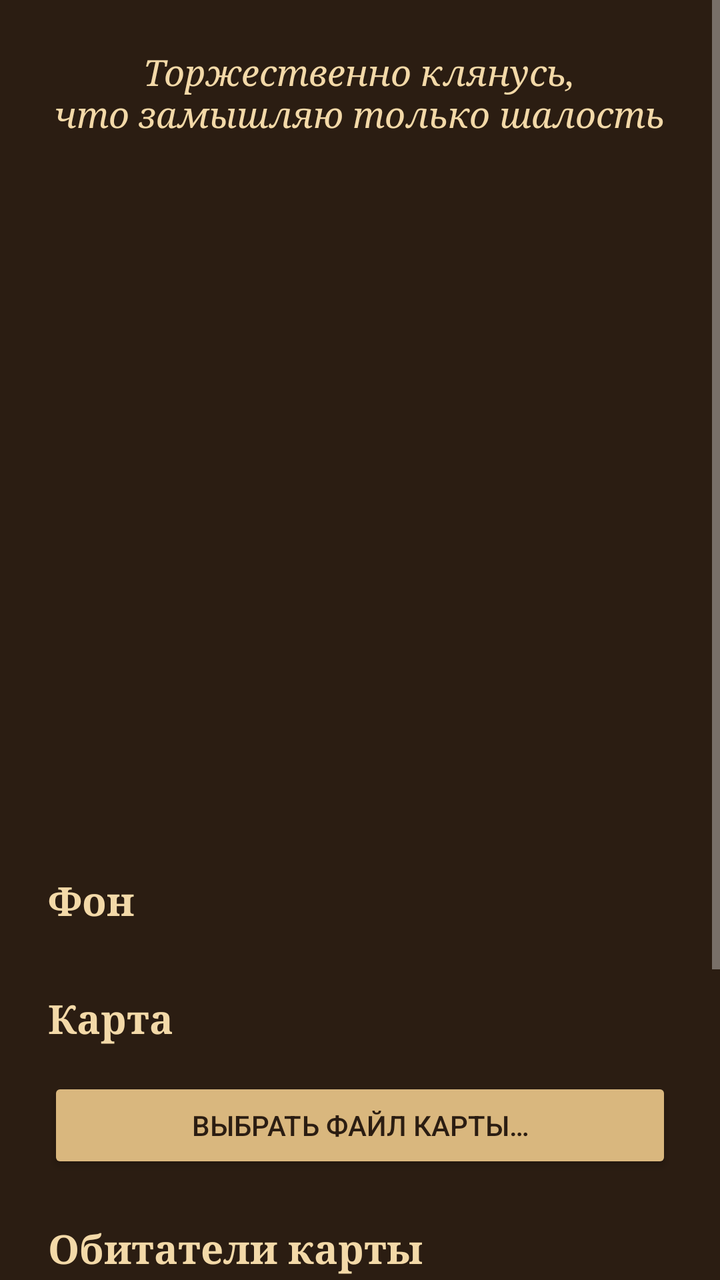
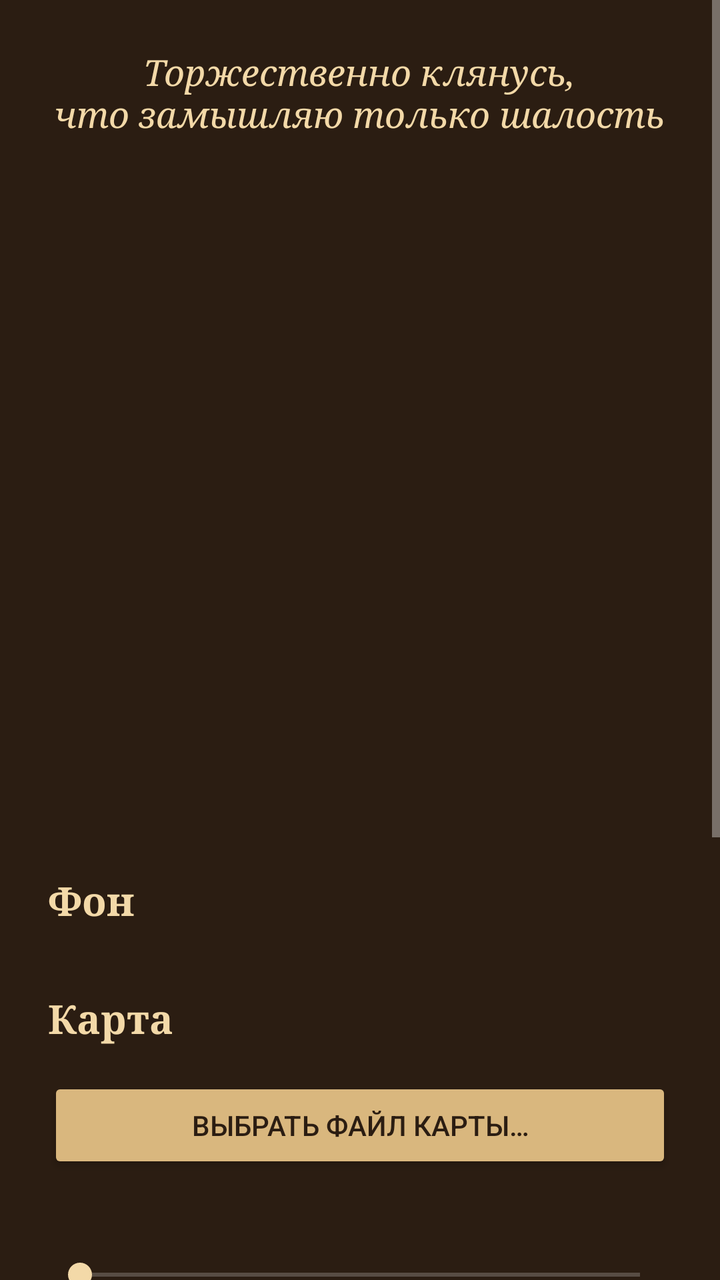

Two renders of the same Android screen: before a commit and after it. Below are the layout's source before the change and the commit's diff.
<!-- AndroidManifest.xml: application theme Theme.MaraudersMap -->
<!-- res/layout/activity_settings.xml -->
<?xml version="1.0" encoding="utf-8"?>
<ScrollView xmlns:android="http://schemas.android.com/apk/res/android"
    android:layout_width="match_parent"
    android:layout_height="match_parent"
    android:background="@color/ink"
    android:fitsSystemWindows="true">

    <LinearLayout
        android:layout_width="match_parent"
        android:layout_height="wrap_content"
        android:orientation="vertical"
        android:padding="24dp">

        <TextView
            android:layout_width="wrap_content"
            android:layout_height="wrap_content"
            android:layout_gravity="center_horizontal"
            android:fontFamily="serif"
            android:gravity="center"
            android:text="@string/oath"
            android:textColor="@color/parchment"
            android:textSize="18sp"
            android:textStyle="italic" />

        <ImageView
            android:id="@+id/preview"
            android:layout_width="wrap_content"
            android:layout_height="320dp"
            android:layout_gravity="center_horizontal"
            android:layout_marginTop="24dp"
            android:adjustViewBounds="true"
            android:contentDescription="@string/preview_description"
            android:scaleType="fitCenter" />

        <TextView
            android:layout_width="wrap_content"
            android:layout_height="wrap_content"
            android:layout_marginTop="24dp"
            android:fontFamily="serif"
            android:text="@string/background_title"
            android:textColor="@color/parchment"
            android:textSize="20sp"
            android:textStyle="bold" />

        <RadioGroup
            android:id="@+id/background_group"
            android:layout_width="match_parent"
            android:layout_height="wrap_content"
            android:layout_marginTop="8dp" />

        <Button
            android:id="@+id/pick_image"
            android:layout_width="match_parent"
            android:layout_height="wrap_content"
            android:layout_marginTop="8dp"
            android:backgroundTint="@color/parchment"
            android:text="@string/pick_image"
            android:textColor="@color/ink"
            android:visibility="gone" />

        <TextView
            android:layout_width="wrap_content"
            android:layout_height="wrap_content"
            android:layout_marginTop="24dp"
            android:fontFamily="serif"
            android:text="@string/map_title"
            android:textColor="@color/parchment"
            android:textSize="20sp"
            android:textStyle="bold" />

        <RadioGroup
            android:id="@+id/map_group"
            android:layout_width="match_parent"
            android:layout_height="wrap_content"
            android:layout_marginTop="8dp" />

        <TextView
            android:id="@+id/map_custom_name"
            android:layout_width="match_parent"
            android:layout_height="wrap_content"
            android:layout_marginTop="4dp"
            android:textColor="@color/parchment_dark"
            android:textSize="14sp"
            android:visibility="gone" />

        <Button
            android:id="@+id/pick_map"
            android:layout_width="match_parent"
            android:layout_height="wrap_content"
            android:layout_marginTop="8dp"
            android:backgroundTint="@color/parchment_dark"
            android:text="@string/map_pick"
            android:textColor="@color/ink" />

        <TextView
            android:layout_width="wrap_content"
            android:layout_height="wrap_content"
            android:layout_marginTop="24dp"
            android:fontFamily="serif"
            android:text="@string/creatures_title"
            android:textColor="@color/parchment"
            android:textSize="20sp"
            android:textStyle="bold" />

        <TextView
            android:id="@+id/traveler_count_label"
            android:layout_width="wrap_content"
            android:layout_height="wrap_content"
            android:layout_marginTop="8dp"
            android:textColor="@color/parchment"
            android:textSize="16sp" />

        <SeekBar
            android:id="@+id/traveler_count"
            android:layout_width="match_parent"
            android:layout_height="wrap_content"
            android:layout_marginTop="4dp"
            android:progressTint="@color/parchment"
            android:thumbTint="@color/parchment" />

        <TextView
            android:id="@+id/dementor_count_label"
            android:layout_width="wrap_content"
            android:layout_height="wrap_content"
            android:layout_marginTop="16dp"
            android:textColor="@color/parchment"
            android:textSize="16sp" />

        <SeekBar
            android:id="@+id/dementor_count"
            android:layout_width="match_parent"
            android:layout_height="wrap_content"
            android:layout_marginTop="4dp"
            android:progressTint="@color/parchment"
            android:thumbTint="@color/parchment" />

        <Button
            android:id="@+id/set_wallpaper"
            android:layout_width="match_parent"
            android:layout_height="wrap_content"
            android:layout_marginTop="24dp"
            android:backgroundTint="@color/parchment_dark"
            android:text="@string/set_wallpaper"
            android:textColor="@color/ink" />
    </LinearLayout>
</ScrollView>
<!-- resources referenced by this layout -->
<resources>
  <color name="ink">#FF2B1D12</color>
  <color name="parchment">#FFF3D9A8</color>
  <color name="parchment_dark">#FFD9B77E</color>
  <string name="background_title">Фон</string>
  <string name="creatures_title">Обитатели карты</string>
  <string name="map_pick">Выбрать файл карты…</string>
  <string name="map_title">Карта</string>
  <string name="oath">Торжественно клянусь,\nчто замышляю только шалость</string>
  <string name="pick_image">Выбрать другую картинку</string>
  <string name="preview_description">Предпросмотр обоев</string>
  <string name="set_wallpaper">Установить обои</string>
  <style name="Theme.MaraudersMap" parent="android:Theme.Material.NoActionBar">
          <item name="android:colorPrimary">@color/ink</item>
          <item name="android:colorPrimaryDark">@color/ink</item>
          <item name="android:colorAccent">@color/parchment_dark</item>
          <item name="android:textColorPrimary">@color/parchment</item>
          <item name="android:windowBackground">@color/ink</item>
          <item name="android:statusBarColor">@color/ink</item>
          <item name="android:navigationBarColor">@color/ink</item>
      </style>
</resources>

<!-- the commit's change to res/layout/activity_settings.xml (unified diff, before → after) -->
@@ -93,6 +93,22 @@
             android:textColor="@color/ink" />
 
         <TextView
+            android:id="@+id/map_intensity_label"
+            android:layout_width="wrap_content"
+            android:layout_height="wrap_content"
+            android:layout_marginTop="16dp"
+            android:textColor="@color/parchment"
+            android:textSize="16sp" />
+
+        <SeekBar
+            android:id="@+id/map_intensity"
+            android:layout_width="match_parent"
+            android:layout_height="wrap_content"
+            android:layout_marginTop="4dp"
+            android:progressTint="@color/parchment"
+            android:thumbTint="@color/parchment" />
+
+        <TextView
             android:layout_width="wrap_content"
             android:layout_height="wrap_content"
             android:layout_marginTop="24dp"
@@ -103,26 +119,10 @@
             android:textStyle="bold" />
 
         <TextView
-            android:id="@+id/traveler_count_label"
+            android:id="@+id/dementor_count_label"
             android:layout_width="wrap_content"
             android:layout_height="wrap_content"
             android:layout_marginTop="8dp"
-            android:textColor="@color/parchment"
-            android:textSize="16sp" />
-
-        <SeekBar
-            android:id="@+id/traveler_count"
-            android:layout_width="match_parent"
-            android:layout_height="wrap_content"
-            android:layout_marginTop="4dp"
-            android:progressTint="@color/parchment"
-            android:thumbTint="@color/parchment" />
-
-        <TextView
-            android:id="@+id/dementor_count_label"
-            android:layout_width="wrap_content"
-            android:layout_height="wrap_content"
-            android:layout_marginTop="16dp"
             android:textColor="@color/parchment"
             android:textSize="16sp" />
 
@@ -134,6 +134,37 @@
             android:progressTint="@color/parchment"
             android:thumbTint="@color/parchment" />
 
+        <TextView
+            android:layout_width="wrap_content"
+            android:layout_height="wrap_content"
+            android:layout_marginTop="16dp"
+            android:text="@string/travelers_title"
+            android:textColor="@color/parchment"
+            android:textSize="16sp" />
+
+        <TextView
+            android:layout_width="wrap_content"
+            android:layout_height="wrap_content"
+            android:layout_marginTop="4dp"
+            android:text="@string/travelers_hint"
+            android:textColor="@color/parchment_dark"
+            android:textSize="14sp" />
+
+        <Button
+            android:id="@+id/add_traveler"
+            android:layout_width="match_parent"
+            android:layout_height="wrap_content"
+            android:layout_marginTop="8dp"
+            android:backgroundTint="@color/parchment"
+            android:text="@string/add_traveler"
+            android:textColor="@color/ink" />
+
+        <LinearLayout
+            android:id="@+id/traveler_list"
+            android:layout_width="match_parent"
+            android:layout_height="wrap_content"
+            android:orientation="vertical" />
+
         <Button
             android:id="@+id/set_wallpaper"
             android:layout_width="match_parent"
<!-- resource entries referenced after the edit -->
@@ -3,6 +3,7 @@
   <color name="ink">#FF2B1D12</color>
   <color name="parchment">#FFF3D9A8</color>
   <color name="parchment_dark">#FFD9B77E</color>
+  <string name="add_traveler">Добавить путника</string>
   <string name="background_title">Фон</string>
   <string name="creatures_title">Обитатели карты</string>
   <string name="map_pick">Выбрать файл карты…</string>
@@ -11,6 +12,8 @@
   <string name="pick_image">Выбрать другую картинку</string>
   <string name="preview_description">Предпросмотр обоев</string>
   <string name="set_wallpaper">Установить обои</string>
+  <string name="travelers_hint">Путник с пустым именем на карте не показывается</string>
+  <string name="travelers_title">Путники</string>
   <style name="Theme.MaraudersMap" parent="android:Theme.Material.NoActionBar">
           <item name="android:colorPrimary">@color/ink</item>
           <item name="android:colorPrimaryDark">@color/ink</item>
